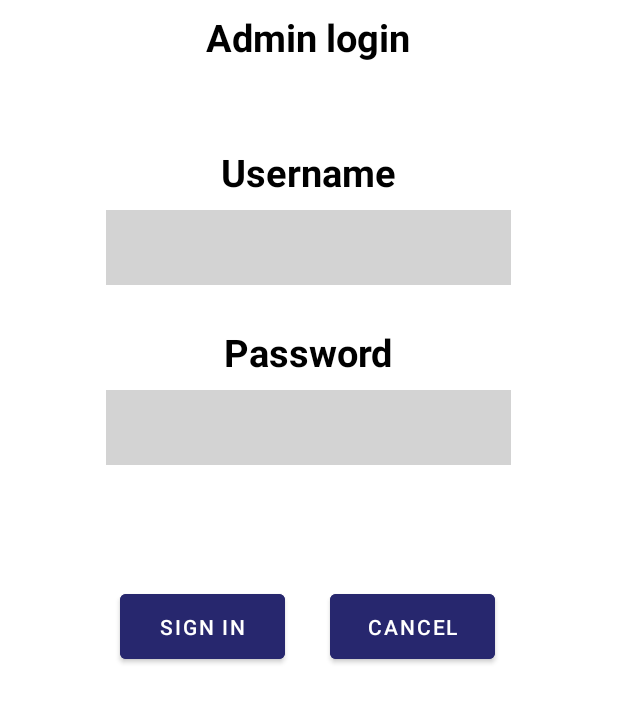
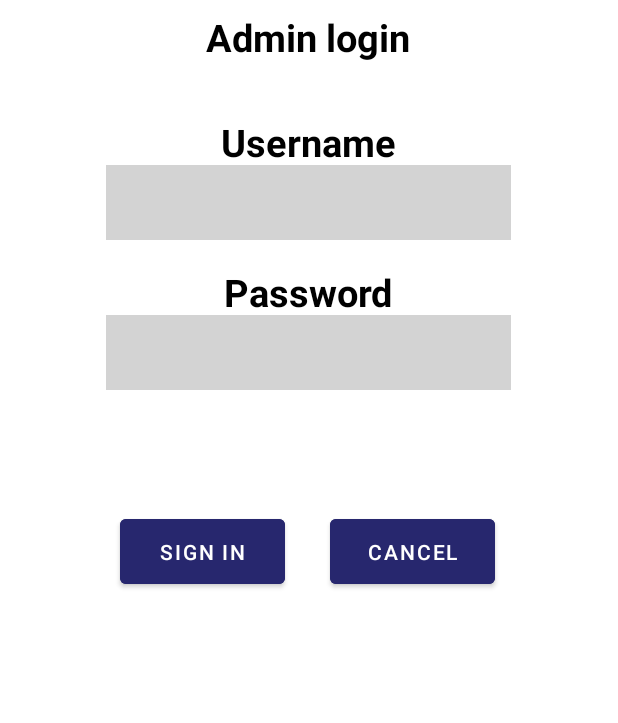
Before and after one commit to Sfil0002/FORA_app, an Android app: the login screen opened directly, with no data from a screen before it, on a phone screen of 412 x 824 dp, the part 315-1038 px from its top. Run offline under Robolectric (Android 15) with nearby library versions, the phone set to English and light mode, and no system bars; our stand-ins replace Firebase (no records; nobody signed in at launch, a user with empty details on screens opened directly).

Commit message:
Initial commit

```diff
--- a/app/src/main/AndroidManifest.xml
+++ b/app/src/main/AndroidManifest.xml
@@ -12,7 +12,8 @@
         android:theme="@style/Theme.FORAApp">
         <activity
             android:name=".login"
-            android:exported="false" />
+            android:exported="false"
+            android:windowSoftInputMode="adjustPan"/>
         <activity
             android:name=".MainActivity"
             android:exported="false"
@@ -20,6 +21,7 @@
         <activity
             android:name=".UserActivity"
             android:exported="true"
+            android:windowSoftInputMode="adjustPan"
             >
             <intent-filter>
                 <action android:name="android.intent.action.MAIN" />
--- a/app/src/main/res/layout/activity_login.xml
+++ b/app/src/main/res/layout/activity_login.xml
@@ -42,7 +42,7 @@
         android:textSize="25dp"
         android:textColor="#000000"
         android:textStyle="bold"
-        android:translationY="300dp">
+        android:translationY="280dp">
 
     </TextView>
 
@@ -52,7 +52,7 @@
         android:layout_height="50dp"
         android:layout_centerHorizontal="true"
         android:background="#D3D3D3"
-        android:translationY="350dp"
+        android:translationY="320dp"
         android:inputType="text">
 
     </EditText>
@@ -67,7 +67,7 @@
         android:textSize="25dp"
         android:textColor="#000000"
         android:textStyle="bold"
-        android:translationY="420dp">
+        android:translationY="380dp">
 
     </TextView>
 
@@ -79,7 +79,7 @@
         android:layout_centerHorizontal="true"
         android:background="#D3D3D3"
         android:inputType="textPassword"
-        android:translationY="470dp">
+        android:translationY="420dp">
 
     </EditText>
 
@@ -90,7 +90,7 @@
         android:backgroundTint="#27276E"
         android:text="Sign in"
         android:translationX="80dp"
-        android:translationY="600dp">
+        android:translationY="550dp">
 
     </Button>
 
@@ -102,7 +102,7 @@
         android:backgroundTint="#27276E"
         android:text="Cancel"
         android:translationX="220dp"
-        android:translationY="600dp">
+        android:translationY="550dp">
 
     </Button>
 
```
